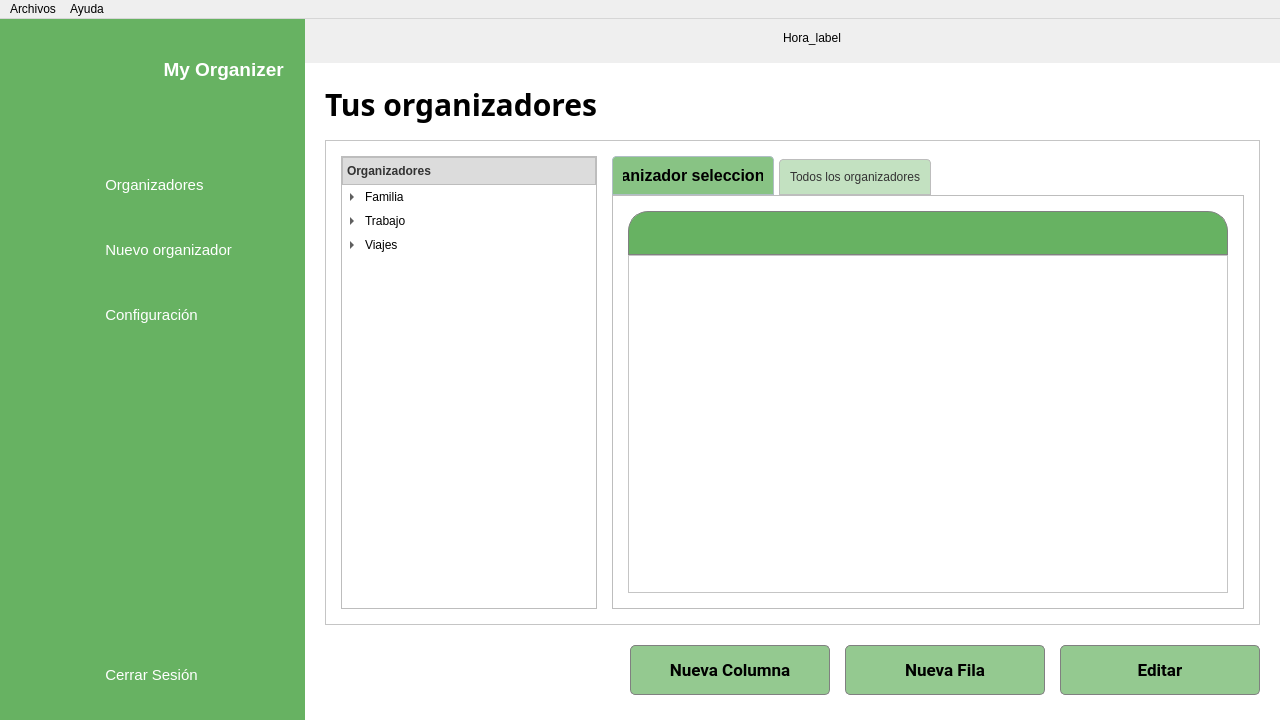
AndHak/Organizador-economico, file economix_ui.ui: the form before one commit.
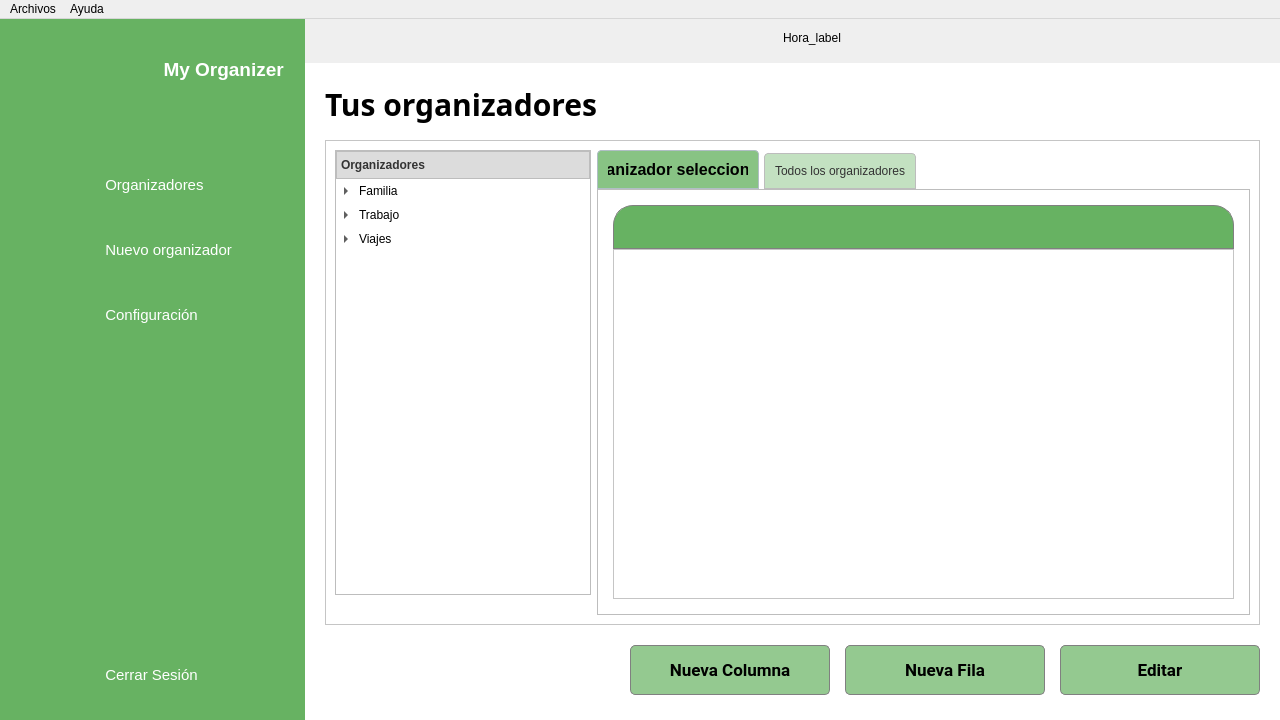
The form after the commit. The open tabs and pages were chosen to show the change. Icons and pictures are not drawn.

```diff
--- a/economix_ui.ui
+++ b/economix_ui.ui
@@ -20,7 +20,10 @@
    <property name="layoutDirection">
     <enum>Qt::LeftToRight</enum>
    </property>
-   <layout class="QGridLayout" name="gridLayout">
+   <layout class="QHBoxLayout" name="horizontalLayout_7">
+    <property name="spacing">
+     <number>0</number>
+    </property>
     <property name="leftMargin">
      <number>0</number>
     </property>
@@ -33,10 +36,7 @@
     <property name="bottomMargin">
      <number>0</number>
     </property>
-    <property name="spacing">
-     <number>0</number>
-    </property>
-    <item row="0" column="0">
+    <item>
      <widget class="QWidget" name="icon_only_widget" native="true">
       <property name="styleSheet">
        <string notr="true">QWidget {
@@ -235,7 +235,7 @@
       </layout>
      </widget>
     </item>
-    <item row="0" column="1">
+    <item>
      <widget class="QWidget" name="icon_name_widget" native="true">
       <property name="styleSheet">
        <string notr="true">QWidget {
@@ -462,7 +462,7 @@
       </layout>
      </widget>
     </item>
-    <item row="0" column="2">
+    <item>
      <widget class="QWidget" name="main_menu" native="true">
       <layout class="QVBoxLayout" name="verticalLayout_5">
        <property name="leftMargin">
@@ -551,7 +551,7 @@
           <string notr="true">background-color: rgb(255, 255, 255);</string>
          </property>
          <property name="currentIndex">
-          <number>3</number>
+          <number>0</number>
          </property>
          <widget class="QWidget" name="Dashboard_page">
           <layout class="QGridLayout" name="gridLayout_9">
@@ -608,23 +608,37 @@
                 <height>461</height>
                </rect>
               </property>
-              <layout class="QGridLayout" name="gridLayout_8">
-               <property name="leftMargin">
-                <number>15</number>
-               </property>
-               <property name="topMargin">
-                <number>15</number>
-               </property>
-               <property name="rightMargin">
-                <number>15</number>
-               </property>
-               <property name="bottomMargin">
-                <number>15</number>
-               </property>
-               <property name="horizontalSpacing">
-                <number>15</number>
-               </property>
-               <item row="0" column="1">
+              <layout class="QGridLayout" name="gridLayout">
+               <item row="1" column="2">
+                <widget class="QPushButton" name="agregar_organizador">
+                 <property name="cursor">
+                  <cursorShape>PointingHandCursor</cursorShape>
+                 </property>
+                 <property name="styleSheet">
+                  <string notr="true">border: none;</string>
+                 </property>
+                 <property name="text">
+                  <string/>
+                 </property>
+                 <property name="icon">
+                  <iconset resource="recurses_rc.qrc">
+                   <normaloff>:/icons/Images/icons8-plus-math-30.png</normaloff>:/icons/Images/icons8-plus-math-30.png</iconset>
+                 </property>
+                 <property name="iconSize">
+                  <size>
+                   <width>40</width>
+                   <height>40</height>
+                  </size>
+                 </property>
+                 <property name="checkable">
+                  <bool>true</bool>
+                 </property>
+                 <property name="autoExclusive">
+                  <bool>false</bool>
+                 </property>
+                </widget>
+               </item>
+               <item row="0" column="3" rowspan="2">
                 <widget class="QTabWidget" name="tab_widget">
                  <property name="sizePolicy">
                   <sizepolicy hsizetype="Expanding" vsizetype="Expanding">
@@ -769,7 +783,7 @@
                  </widget>
                 </widget>
                </item>
-               <item row="0" column="0">
+               <item row="0" column="0" colspan="3">
                 <widget class="QTreeWidget" name="treeWidget_organizadores">
                  <property name="styleSheet">
                   <string notr="true">QTreeView {
@@ -873,6 +887,35 @@
                  </item>
                 </widget>
                </item>
+               <item row="1" column="1">
+                <widget class="QPushButton" name="eliminar_organizador">
+                 <property name="cursor">
+                  <cursorShape>PointingHandCursor</cursorShape>
+                 </property>
+                 <property name="styleSheet">
+                  <string notr="true">border: none;</string>
+                 </property>
+                 <property name="text">
+                  <string/>
+                 </property>
+                 <property name="icon">
+                  <iconset resource="recurses_rc.qrc">
+                   <normaloff>:/icons/Images/icons8-subtract-30.png</normaloff>:/icons/Images/icons8-subtract-30.png</iconset>
+                 </property>
+                 <property name="iconSize">
+                  <size>
+                   <width>40</width>
+                   <height>40</height>
+                  </size>
+                 </property>
+                 <property name="checkable">
+                  <bool>true</bool>
+                 </property>
+                 <property name="autoExclusive">
+                  <bool>false</bool>
+                 </property>
+                </widget>
+               </item>
               </layout>
              </widget>
             </widget>
```
